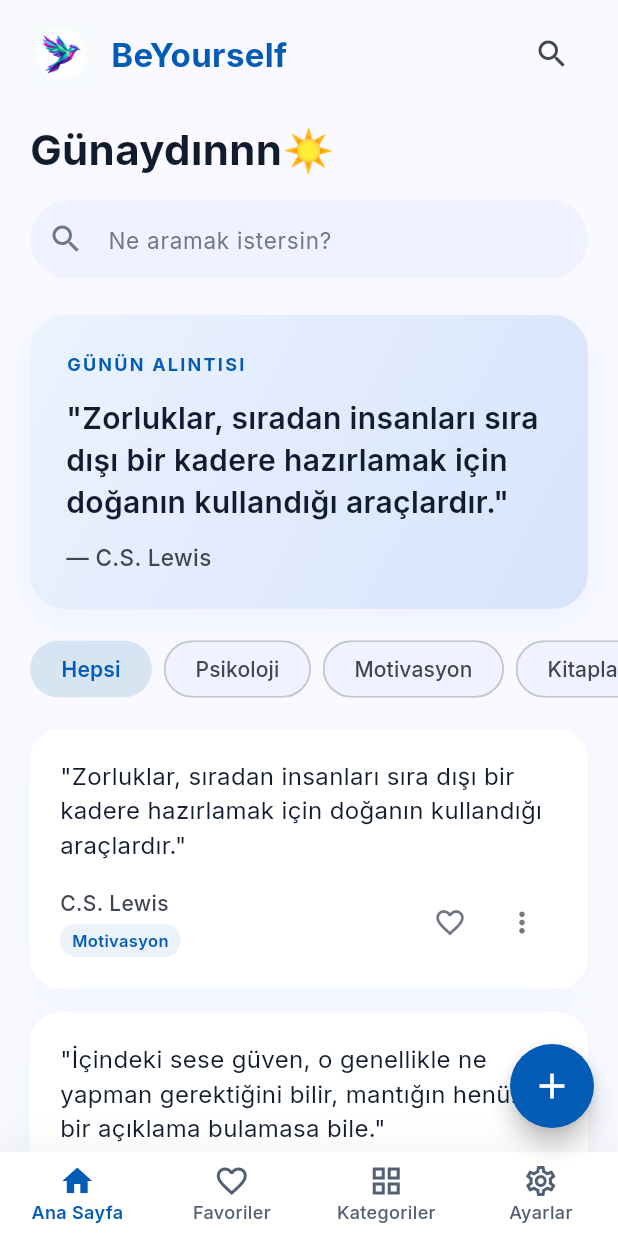
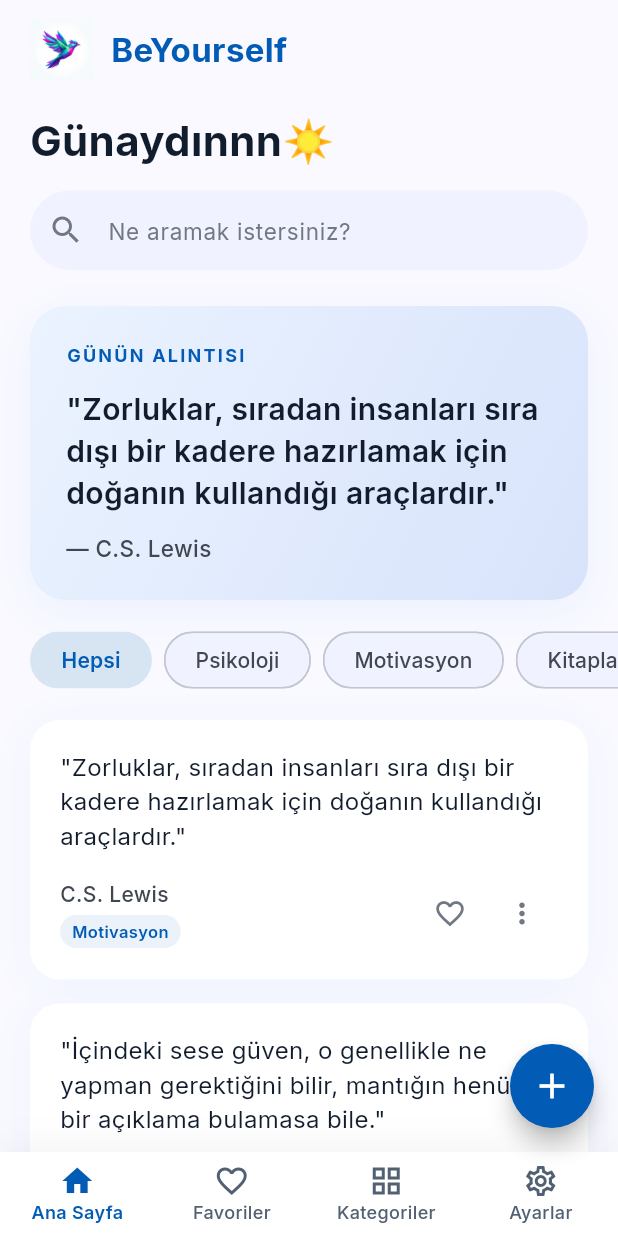
Before and after one commit to zehratuncer/BEYourself-Project, a Flutter app: the screen it shows after launch, on a phone screen of 412 x 824 dp. Run offline on Flutter 3.47's test engine with Material 3 defaults, Android fonts, the phone set to English and light mode, and no system bars; our stand-ins replace flutter_riverpod, google_fonts.

Commit message:
ne aramak istersiniz butonu çalışır hale getirildi

```diff
--- a/be_yourself/lib/features/home/presentation/pages/home_page.dart
+++ b/be_yourself/lib/features/home/presentation/pages/home_page.dart
@@ -63,10 +63,6 @@ class HomePage extends ConsumerWidget {
                         ),
                       ],
                     ),
-                    IconButton(
-                      icon: const Icon(Icons.search, color: Color(0xFF414751)),
-                      onPressed: () {},
-                    ),
                   ],
                 ),
               ),
@@ -94,7 +90,7 @@ class HomePage extends ConsumerWidget {
                         ref.read(searchQueryProvider.notifier).state = val;
                       },
                       decoration: InputDecoration(
-                        hintText: 'Ne aramak istersin?',
+                        hintText: 'Ne aramak istersiniz?',
                         hintStyle: const TextStyle(
                           color: Color(0xFF717783),
                           fontSize: 15,
```
